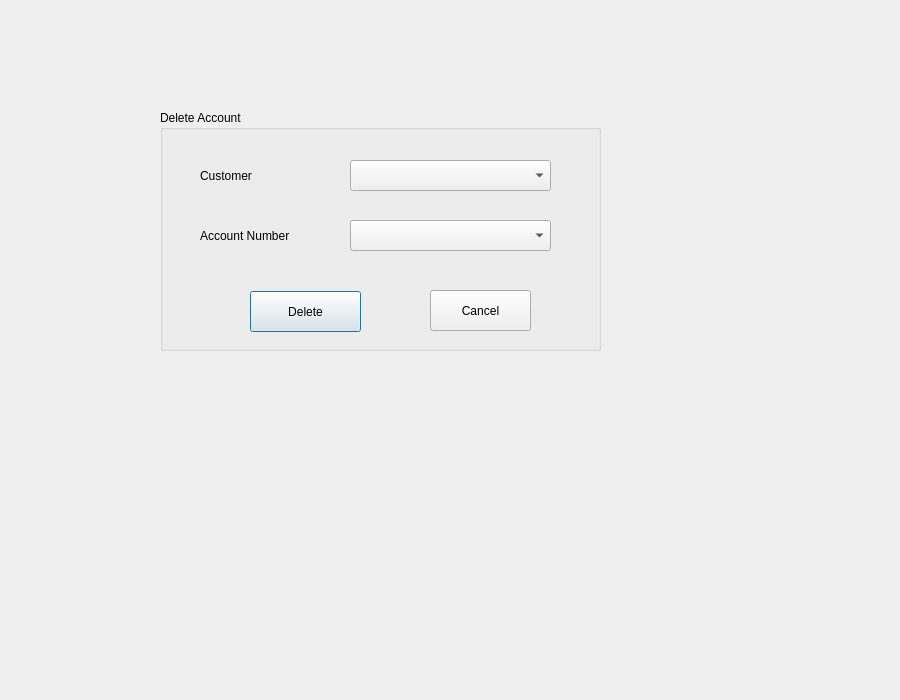
Before: the Qt Designer form accountdelete.ui in jonathansaetre/BankSystem, drawn with Qt 5.
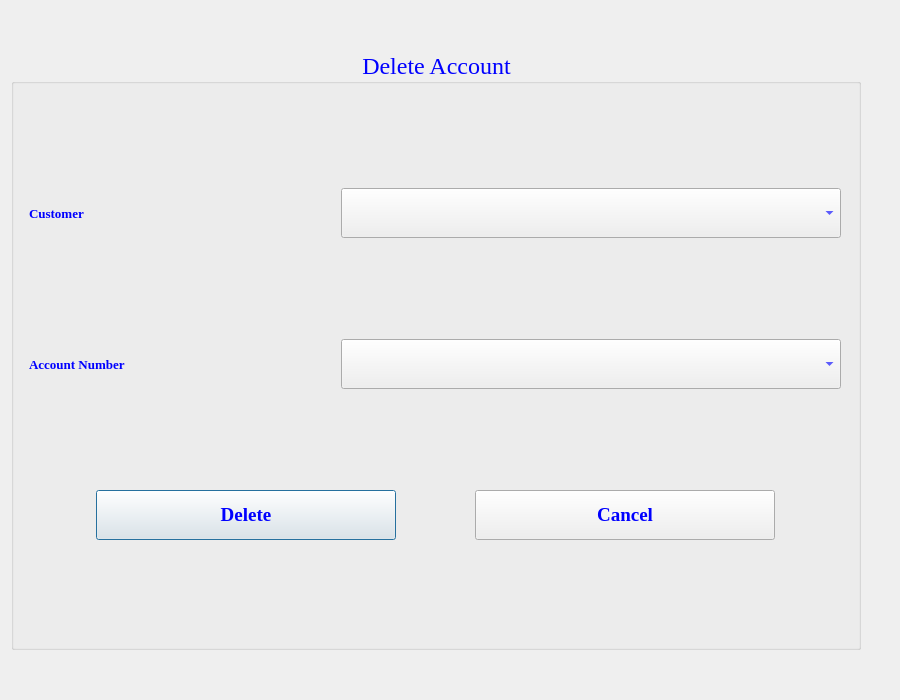
After: the same form once the commit is applied.

Patch:
```diff
--- a/accountdelete.ui
+++ b/accountdelete.ui
@@ -25,91 +25,199 @@
   <property name="windowTitle">
    <string>Delete Account</string>
   </property>
+  <layout class="QVBoxLayout" name="verticalLayout_2">
+   <item>
   <widget class="QGroupBox" name="groupBox">
-   <property name="geometry">
-    <rect>
-     <x>160</x>
-     <y>110</y>
-     <width>441</width>
-     <height>241</height>
-    </rect>
+     <property name="minimumSize">
+      <size>
+       <width>850</width>
+       <height>600</height>
+      </size>
+     </property>
+     <property name="maximumSize">
+      <size>
+       <width>850</width>
+       <height>600</height>
+      </size>
+     </property>
+     <property name="font">
+      <font>
+       <family>Times New Roman</family>
+       <pointsize>18</pointsize>
+      </font>
+     </property>
+     <property name="styleSheet">
+      <string notr="true">color:blue</string>
    </property>
    <property name="title">
     <string>Delete Account</string>
    </property>
+     <property name="alignment">
+      <set>Qt::AlignCenter</set>
+     </property>
+     <layout class="QVBoxLayout" name="verticalLayout">
+      <item>
+       <layout class="QHBoxLayout" name="horizontalLayout">
+        <item>
    <widget class="QLabel" name="label">
-    <property name="geometry">
-     <rect>
-      <x>40</x>
-      <y>50</y>
-      <width>121</width>
-      <height>31</height>
-     </rect>
+          <property name="minimumSize">
+           <size>
+            <width>300</width>
+            <height>50</height>
+           </size>
+          </property>
+          <property name="maximumSize">
+           <size>
+            <width>300</width>
+            <height>50</height>
+           </size>
+          </property>
+          <property name="font">
+           <font>
+            <family>Times New Roman</family>
+            <pointsize>10</pointsize>
+            <weight>75</weight>
+            <bold>true</bold>
+           </font>
     </property>
     <property name="text">
      <string>Customer</string>
     </property>
    </widget>
+        </item>
+        <item>
    <widget class="QComboBox" name="comboBox">
-    <property name="geometry">
-     <rect>
-      <x>190</x>
-      <y>50</y>
-      <width>201</width>
-      <height>31</height>
-     </rect>
-    </property>
-   </widget>
+          <property name="minimumSize">
+           <size>
+            <width>500</width>
+            <height>50</height>
+           </size>
+          </property>
+          <property name="maximumSize">
+           <size>
+            <width>500</width>
+            <height>50</height>
+           </size>
+          </property>
+         </widget>
+        </item>
+       </layout>
+      </item>
+      <item>
+       <layout class="QHBoxLayout" name="horizontalLayout_2">
+        <item>
    <widget class="QLabel" name="label_2">
-    <property name="geometry">
-     <rect>
-      <x>40</x>
-      <y>110</y>
-      <width>111</width>
-      <height>31</height>
-     </rect>
+          <property name="minimumSize">
+           <size>
+            <width>300</width>
+            <height>50</height>
+           </size>
+          </property>
+          <property name="maximumSize">
+           <size>
+            <width>300</width>
+            <height>50</height>
+           </size>
+          </property>
+          <property name="font">
+           <font>
+            <family>Times New Roman</family>
+            <pointsize>10</pointsize>
+            <weight>75</weight>
+            <bold>true</bold>
+           </font>
     </property>
     <property name="text">
      <string>Account Number</string>
     </property>
    </widget>
+        </item>
+        <item>
    <widget class="QComboBox" name="comboBox_2">
-    <property name="geometry">
-     <rect>
-      <x>190</x>
-      <y>110</y>
-      <width>201</width>
-      <height>31</height>
-     </rect>
-    </property>
-   </widget>
+          <property name="minimumSize">
+           <size>
+            <width>500</width>
+            <height>50</height>
+           </size>
+          </property>
+          <property name="maximumSize">
+           <size>
+            <width>500</width>
+            <height>50</height>
+           </size>
+          </property>
+          <property name="font">
+           <font>
+            <family>Times New Roman</family>
+            <pointsize>10</pointsize>
+           </font>
+          </property>
+         </widget>
+        </item>
+       </layout>
+      </item>
+      <item>
+       <layout class="QHBoxLayout" name="horizontalLayout_3">
+        <item>
    <widget class="QPushButton" name="deleteButton">
-    <property name="geometry">
-     <rect>
-      <x>90</x>
-      <y>181</y>
-      <width>111</width>
-      <height>41</height>
-     </rect>
+          <property name="minimumSize">
+           <size>
+            <width>300</width>
+            <height>50</height>
+           </size>
+          </property>
+          <property name="maximumSize">
+           <size>
+            <width>300</width>
+            <height>50</height>
+           </size>
+          </property>
+          <property name="font">
+           <font>
+            <family>Times New Roman</family>
+            <pointsize>14</pointsize>
+            <weight>75</weight>
+            <bold>true</bold>
+           </font>
     </property>
     <property name="text">
      <string>Delete</string>
     </property>
    </widget>
+        </item>
+        <item>
    <widget class="QPushButton" name="cancelButton">
-    <property name="geometry">
-     <rect>
-      <x>270</x>
-      <y>180</y>
-      <width>101</width>
-      <height>41</height>
-     </rect>
+          <property name="minimumSize">
+           <size>
+            <width>300</width>
+            <height>50</height>
+           </size>
+          </property>
+          <property name="maximumSize">
+           <size>
+            <width>300</width>
+            <height>50</height>
+           </size>
+          </property>
+          <property name="font">
+           <font>
+            <family>Times New Roman</family>
+            <pointsize>14</pointsize>
+            <weight>75</weight>
+            <bold>true</bold>
+           </font>
     </property>
     <property name="text">
      <string>Cancel</string>
     </property>
    </widget>
-  </widget>
+        </item>
+       </layout>
+      </item>
+     </layout>
+    </widget>
+   </item>
+  </layout>
  </widget>
  <resources/>
  <connections/>
```
Lines whose indentation alone changed are shown as unchanged.
